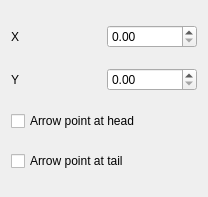
First picture: the form in Classes/CppQtConceptMap/qtconceptmapedgedialog.ui, repository richelbilderbeek/ProjectRichelBilderbeek, before the edit.
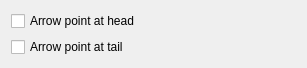
Second picture: the form after the edit.

Diff of the .ui file:
```diff
--- a/Classes/CppQtConceptMap/qtconceptmapedgedialog.ui
+++ b/Classes/CppQtConceptMap/qtconceptmapedgedialog.ui
@@ -6,48 +6,20 @@
    <rect>
     <x>0</x>
     <y>0</y>
-    <width>208</width>
-    <height>197</height>
+    <width>307</width>
+    <height>68</height>
    </rect>
   </property>
   <property name="minimumSize">
    <size>
-    <width>208</width>
-    <height>197</height>
+    <width>0</width>
+    <height>0</height>
    </size>
   </property>
   <property name="windowTitle">
    <string>Edge</string>
   </property>
   <layout class="QVBoxLayout" name="verticalLayout">
-   <item>
-    <layout class="QHBoxLayout" name="horizontalLayout_x">
-     <item>
-      <widget class="QLabel" name="label_x">
-       <property name="text">
-        <string>X</string>
-       </property>
-      </widget>
-     </item>
-     <item>
-      <widget class="QDoubleSpinBox" name="box_x"/>
-     </item>
-    </layout>
-   </item>
-   <item>
-    <layout class="QHBoxLayout" name="horizontalLayout_y">
-     <item>
-      <widget class="QLabel" name="label_y">
-       <property name="text">
-        <string>Y</string>
-       </property>
-      </widget>
-     </item>
-     <item>
-      <widget class="QDoubleSpinBox" name="box_y"/>
-     </item>
-    </layout>
-   </item>
    <item>
     <widget class="QCheckBox" name="box_head_arrow">
      <property name="text">
```
